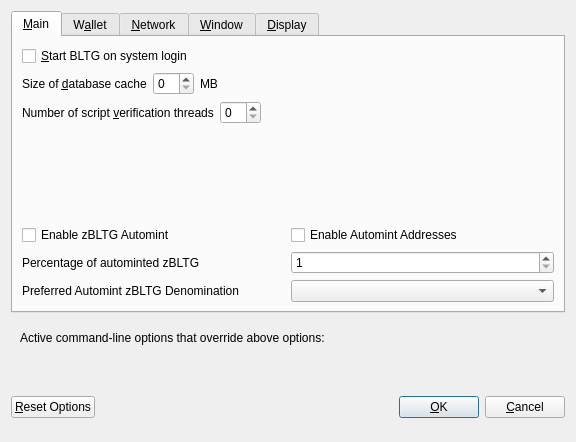
Before: the Qt Designer form src/qt/forms/optionsdialog.ui in Block-Logic-Technology-Group/bltg, drawn with Qt 5.
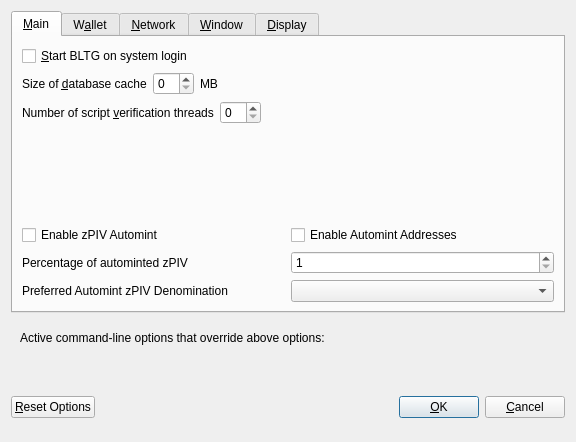
After: the same form once the commit is applied. The open tabs and pages were chosen to show the change. Custom widgets are drawn as their Qt base class.

Patch:
```diff
--- a/src/qt/forms/optionsdialog.ui
+++ b/src/qt/forms/optionsdialog.ui
@@ -131,7 +131,13 @@
         </spacer>
        </item>
        <item>
-        <layout class="QHBoxLayout" name="horiz-autominting-layout">
+        <widget class="QWidget" name="verticalZpivOptionsWidget" native="true">
+         <layout class="QVBoxLayout" name="verticalZpivOptionsLayout">
+          <property name="margin">
+           <number>0</number>
+          </property>
+          <item>
+           <layout class="QHBoxLayout" name="horizontalAutomintingLayout">
          <item>
           <widget class="QCheckBox" name="checkBoxZeromintEnable">
            <property name="toolTip">
@@ -141,7 +147,7 @@
             <enum>Qt::LeftToRight</enum>
            </property>
            <property name="text">
-            <string>Enable zBLTG Automint</string>
+               <string>Enable zPIV Automint</string>
            </property>
           </widget>
          </item>
@@ -161,14 +167,14 @@
         </layout>
        </item>
        <item>
-        <layout class="QHBoxLayout" name="horizontalLayout_3">
+           <layout class="QHBoxLayout" name="horizontalZmintPercentageLayout">
          <item>
           <widget class="QLabel" name="percentage_label">
            <property name="toolTip">
             <string>Percentage of incoming BLTG which get automatically converted to zBLTG via Zerocoin Protocol (min: 10%)</string>
            </property>
            <property name="text">
-            <string>Percentage of autominted zBLTG</string>
+               <string>Percentage of autominted zPIV</string>
            </property>
           </widget>
          </item>
@@ -201,7 +207,7 @@
             <string>Wait with automatic conversion to Zerocoin until enough BLTG for this denomination is available</string>
            </property>
            <property name="text">
-            <string>Preferred Automint zBLTG Denomination</string>
+               <string>Preferred Automint zPIV Denomination</string>
            </property>
           </widget>
          </item>
@@ -228,6 +234,9 @@
        </item>
       </layout>
      </widget>
+       </item>
+      </layout>
+     </widget>
      <widget class="QWidget" name="tabWallet">
       <attribute name="title">
        <string>W&amp;allet</string>
```
Left out of the diff: 29 changed lines with no effect on the pictures. Lines whose indentation alone changed are shown as unchanged.
